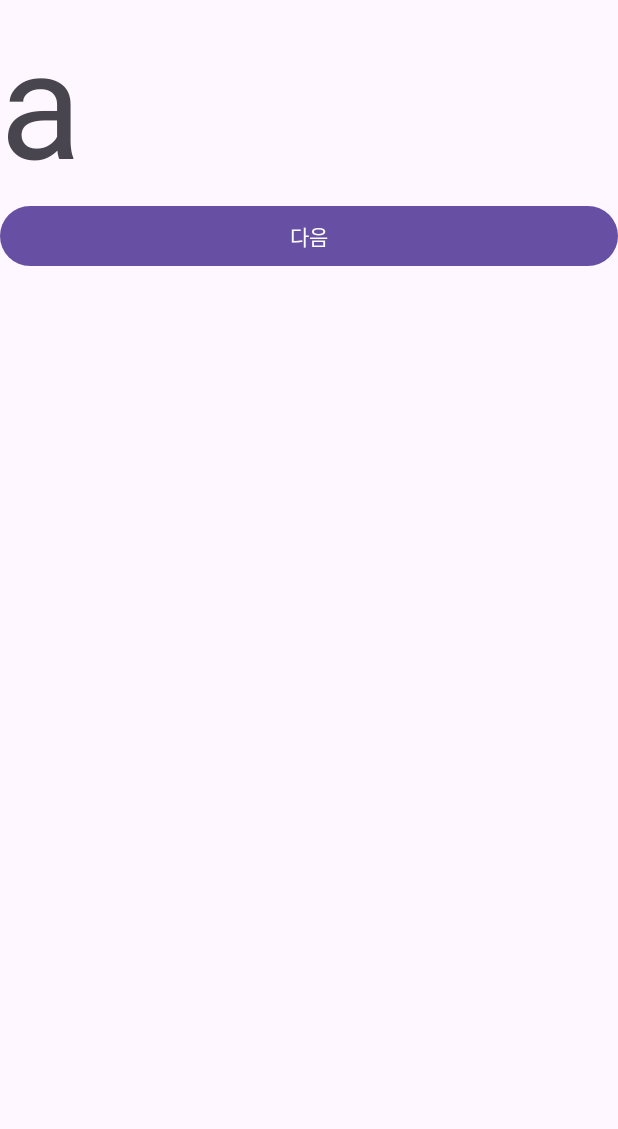
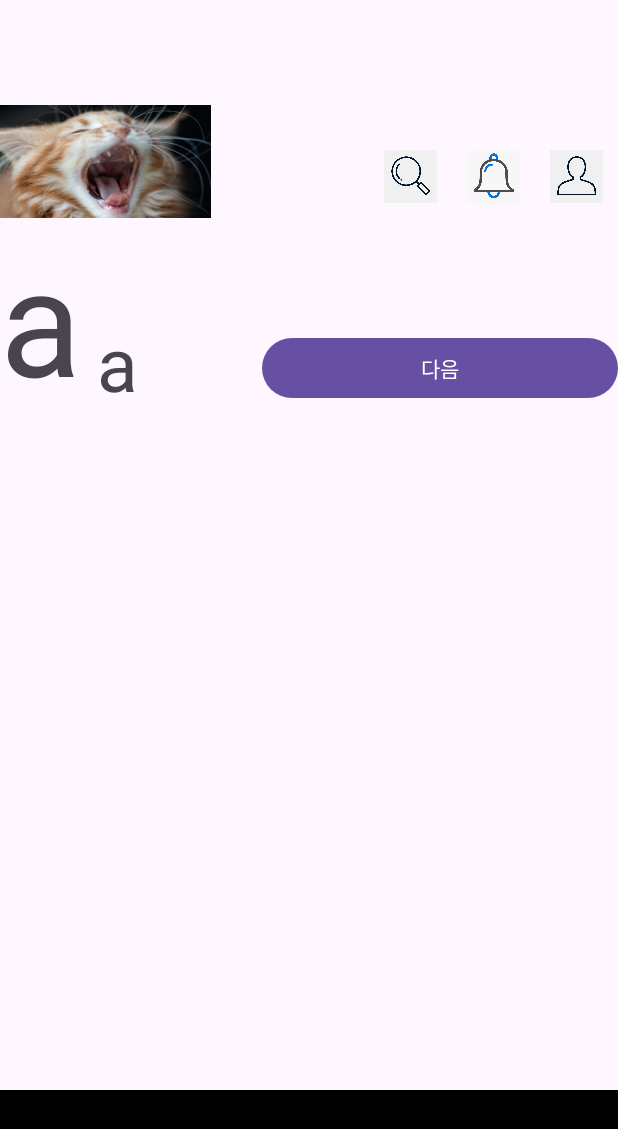
Before and after one commit to jajajaem/test_blog, an Android app: the screen it shows after launch (MainActivity), on a phone screen of 412 x 824 dp. Shown: the top 1129 px of the screen. Run offline under Robolectric (Android 15) with nearby library versions, the light colour scheme and no system bars.

Commit message:
fragment_nav_test

```diff
--- a/app/src/main/java/com/test/myapplication123/Afragment.kt
+++ b/app/src/main/java/com/test/myapplication123/Afragment.kt
@@ -5,13 +5,14 @@ import android.view.LayoutInflater
 import android.view.View
 import android.view.ViewGroup
 import android.widget.Button
+import android.widget.ImageButton
 import androidx.fragment.app.Fragment
 import androidx.navigation.NavController
 import androidx.navigation.Navigation
 
 class Afragment : Fragment() {
     private lateinit var navController: NavController
-    private lateinit var btna : Button
+    private lateinit var btn_s : ImageButton
 
     override fun onCreateView(
         inflater: LayoutInflater, container: ViewGroup?,
@@ -25,9 +26,9 @@ class Afragment : Fragment() {
     override fun onViewCreated(view: View, savedInstanceState: Bundle?) {
         super.onViewCreated(view, savedInstanceState)
         navController = Navigation.findNavController(view)
-        btna = view.findViewById(R.id.btn_a)
+        btn_s = view.findViewById(R.id.btn_s)
 
-        btna.setOnClickListener {
+        btn_s.setOnClickListener {
             navController.navigate(R.id.action_afragment_to_bfragment)
         }
     }
--- a/app/src/main/res/layout/fragment_a.xml
+++ b/app/src/main/res/layout/fragment_a.xml
@@ -8,17 +8,94 @@
     android:orientation="vertical"
     tools:context=".Afragment"
     >
+    <LinearLayout
+        android:layout_width="match_parent"
+        android:layout_height="0dp"
+        android:layout_weight="1.5">
+        <LinearLayout
+            android:layout_width="match_parent"
+            android:layout_height="match_parent"
+            android:weightSum="10"
+            android:orientation="horizontal">
+
+            <ImageButton
+                android:id="@+id/btn_s"
+                android:layout_width="0dp"
+                android:layout_height="wrap_content"
+                android:layout_weight="4"
+                android:layout_gravity="bottom"
+                android:src="@drawable/img1"
+                android:scaleType="fitXY"
+                android:layout_marginTop="70dp"
+                android:padding="0dp"/>
+
+            <Space
+                android:layout_width="0dp"
+                android:layout_height="wrap_content"
+                android:layout_weight="3"/>
+
+
+            <ImageButton
+                android:layout_width="0dp"
+                android:layout_height="35dp"
+                android:layout_weight="1"
+                android:layout_gravity="bottom"
+                android:src="@drawable/img2"
+                android:scaleType="fitXY"
+                android:layout_margin="10dp"
+                android:padding="0dp"/>
+            <ImageButton
+                android:layout_width="0dp"
+                android:layout_height="35dp"
+                android:layout_weight="1"
+                android:layout_gravity="bottom"
+                android:src="@drawable/img3"
+                android:scaleType="fitXY"
+                android:layout_margin="10dp"
+                android:padding="0dp"/>
+            <ImageButton
+                android:layout_width="0dp"
+                android:layout_height="35dp"
+                android:layout_weight="1"
+                android:layout_gravity="bottom"
+                android:src="@drawable/img4"
+                android:scaleType="fitXY"
+                android:layout_margin="10dp"
+                android:padding="0dp"/>
+        </LinearLayout>
+
+
+    </LinearLayout>
+    <LinearLayout
+        android:layout_width="match_parent"
+        android:layout_height="0dp"
+        android:layout_weight="6">
         <TextView
             android:layout_width="wrap_content"
             android:layout_height="wrap_content"
             android:text="a"
             android:textSize="100dp"/>
 
+        <TextView
+            android:layout_width="100dp"
+            android:layout_height="wrap_content"
+            android:text="a"
+            android:layout_margin="10dp"
+            android:textSize="50dp"/>
+
         <Button
             android:id="@+id/btn_a"
             android:layout_width="match_parent"
             android:layout_height="wrap_content"
             android:text="다음" />
+    </LinearLayout>
+    <LinearLayout
+        android:layout_width="match_parent"
+        android:layout_height="0dp"
+        android:layout_weight="1"
+        android:background="@color/black">
+
+    </LinearLayout>
 
 
 </LinearLayout>
```
Also changed, not shown: app/src/main/res/drawable/img1.png (added), app/src/main/res/drawable/img2.png (added), app/src/main/res/drawable/img3.png (added), app/src/main/res/drawable/img4.png (added). Lines whose indentation alone changed are shown as unchanged.
